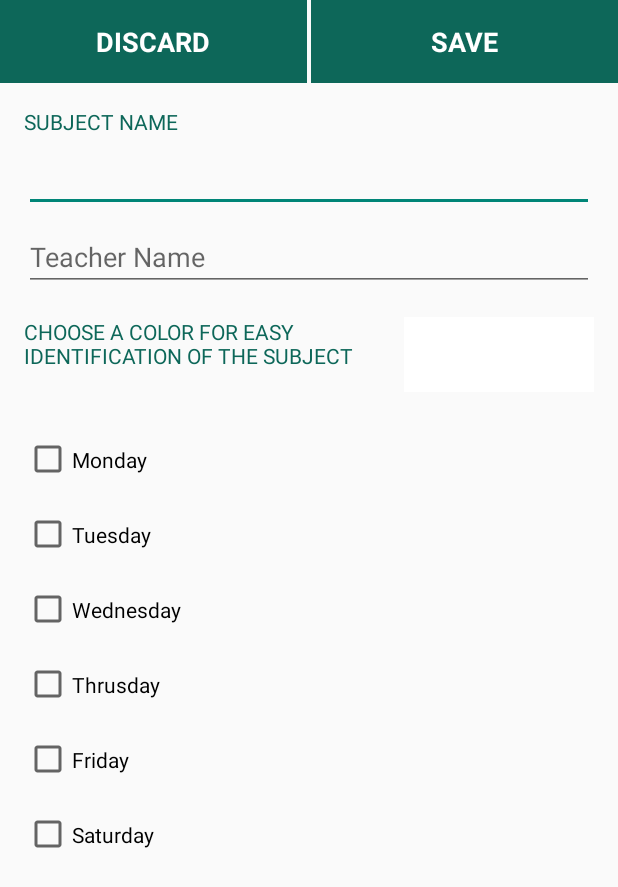
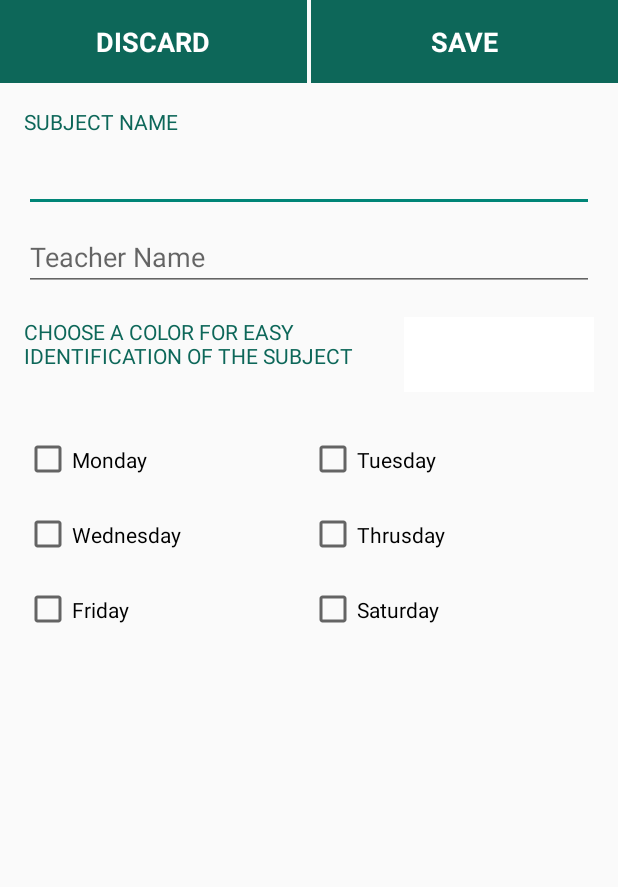
Before and after one commit to jazzyarchitects/StudentHelper, an Android app: the AddSubject screen opened directly, with no data from a screen before it, on a phone screen of 412 x 824 dp. Shown: the top 887 px of the screen. Run offline under Robolectric (Android 15) with nearby library versions, the phone set to English and light mode, and no system bars.

Commit message:
no message

```diff
--- a/app/src/main/java/com/jazzyarchitects/studentassistant/Activities/AddSubject.java
+++ b/app/src/main/java/com/jazzyarchitects/studentassistant/Activities/AddSubject.java
@@ -7,6 +7,7 @@ import android.view.Menu;
 import android.view.MenuItem;
 import android.view.View;
 import android.widget.CheckBox;
+import android.widget.CompoundButton;
 import android.widget.EditText;
 import android.widget.TextView;
 import android.widget.Toast;
@@ -36,6 +37,12 @@ public class AddSubject extends AppCompatActivity {
         teacherName = (EditText) findViewById(R.id.editTeacherName);
         txtSubjectName = (TextView) findViewById(R.id.textSubjectName);
         txtTeacherName = (TextView) findViewById(R.id.textTeacherName);
+        mon=(CheckBox)findViewById(R.id.checkMon);
+        tue=(CheckBox)findViewById(R.id.checkTues);
+        wed=(CheckBox)findViewById(R.id.checkWed);
+        thrus=(CheckBox)findViewById(R.id.checkThrus);
+        fri=(CheckBox)findViewById(R.id.checkFri);
+        sat=(CheckBox)findViewById(R.id.checkSat);
         discard = (TextView) findViewById(R.id.discard);
         save = (TextView) findViewById(R.id.save);
         colorPicker = findViewById(R.id.colorPicker);
@@ -112,6 +119,15 @@ public class AddSubject extends AppCompatActivity {
         });
     }
 
+    public void checkIfChecked(CheckBox checkBox){
+        checkBox.setOnCheckedChangeListener(new CompoundButton.OnCheckedChangeListener() {
+            @Override
+            public void onCheckedChanged(CompoundButton buttonView, boolean isChecked) {
+
+            }
+        });
+    }
+
     @Override
     public boolean onCreateOptionsMenu(Menu menu) {
         // Inflate the menu; this adds items to the action bar if it is present.
--- a/app/src/main/res/layout/activity_add_subject.xml
+++ b/app/src/main/res/layout/activity_add_subject.xml
@@ -118,7 +118,7 @@
             </LinearLayout>
 
             <TableRow
-                android:id="@+id/monday"
+                android:id="@+id/day1"
                 android:layout_width="match_parent"
                 android:layout_height="50dp"
                 android:layout_below="@id/linearLayout"
@@ -132,22 +132,6 @@
                     android:layout_weight="1"
                     android:text="Monday" />
 
-                <Spinner
-                    android:id="@+id/monTime"
-                    android:layout_width="0dp"
-                    android:layout_height="match_parent"
-                    android:layout_weight="1"
-                    android:visibility="gone" />
-
-            </TableRow>
-
-            <TableRow
-                android:id="@+id/tuesday"
-                android:layout_width="match_parent"
-                android:layout_height="50dp"
-                android:layout_below="@id/monday"
-                android:weightSum="2">
-
                 <CheckBox
                     android:id="@+id/checkTues"
                     android:layout_width="0dp"
@@ -155,20 +139,13 @@
                     android:layout_weight="1"
                     android:text="Tuesday" />
 
-                <Spinner
-                    android:id="@+id/tuesTime"
-                    android:layout_width="0dp"
-                    android:layout_height="match_parent"
-                    android:layout_weight="1"
-                    android:visibility="gone" />
-
             </TableRow>
 
             <TableRow
-                android:id="@+id/wednesday"
+                android:id="@+id/day2"
                 android:layout_width="match_parent"
                 android:layout_height="50dp"
-                android:layout_below="@id/tuesday"
+                android:layout_below="@id/day1"
                 android:weightSum="2">
 
                 <CheckBox
@@ -178,22 +155,6 @@
                     android:layout_weight="1"
                     android:text="Wednesday" />
 
-                <Spinner
-                    android:id="@+id/wedTime"
-                    android:layout_width="0dp"
-                    android:layout_height="match_parent"
-                    android:layout_weight="1"
-                    android:visibility="gone" />
-
-            </TableRow>
-
-            <TableRow
-                android:id="@+id/thrusday"
-                android:layout_width="match_parent"
-                android:layout_height="50dp"
-                android:layout_below="@id/wednesday"
-                android:weightSum="2">
-
                 <CheckBox
                     android:id="@+id/checkThrus"
                     android:layout_width="0dp"
@@ -201,20 +162,13 @@
                     android:layout_weight="1"
                     android:text="Thrusday" />
 
-                <Spinner
-                    android:id="@+id/thrusTime"
-                    android:layout_width="0dp"
-                    android:layout_height="match_parent"
-                    android:layout_weight="1"
-                    android:visibility="gone" />
-
             </TableRow>
 
             <TableRow
-                android:id="@+id/friday"
+                android:id="@+id/day3"
                 android:layout_width="match_parent"
                 android:layout_height="50dp"
-                android:layout_below="@id/thrusday"
+                android:layout_below="@id/day2"
                 android:weightSum="2">
 
                 <CheckBox
@@ -224,23 +178,6 @@
                     android:layout_weight="1"
                     android:text="Friday" />
 
-                <Spinner
-                    android:id="@+id/friTime"
-                    android:layout_width="0dp"
-                    android:layout_height="match_parent"
-                    android:layout_weight="1"
-                    android:visibility="gone" />
-
-            </TableRow>
-
-            <TableRow
-                android:id="@+id/saturday"
-                android:layout_width="match_parent"
-                android:layout_height="50dp"
-                android:layout_below="@id/friday"
-                android:visibility="visible"
-                android:weightSum="2">
-
                 <CheckBox
                     android:id="@+id/checkSat"
                     android:layout_width="0dp"
@@ -248,13 +185,6 @@
                     android:layout_weight="1"
                     android:text="Saturday" />
 
-                <Spinner
-                    android:id="@+id/satTime"
-                    android:layout_width="0dp"
-                    android:layout_height="match_parent"
-                    android:layout_weight="1"
-                    android:visibility="gone" />
-
             </TableRow>
 
         </RelativeLayout>
```
